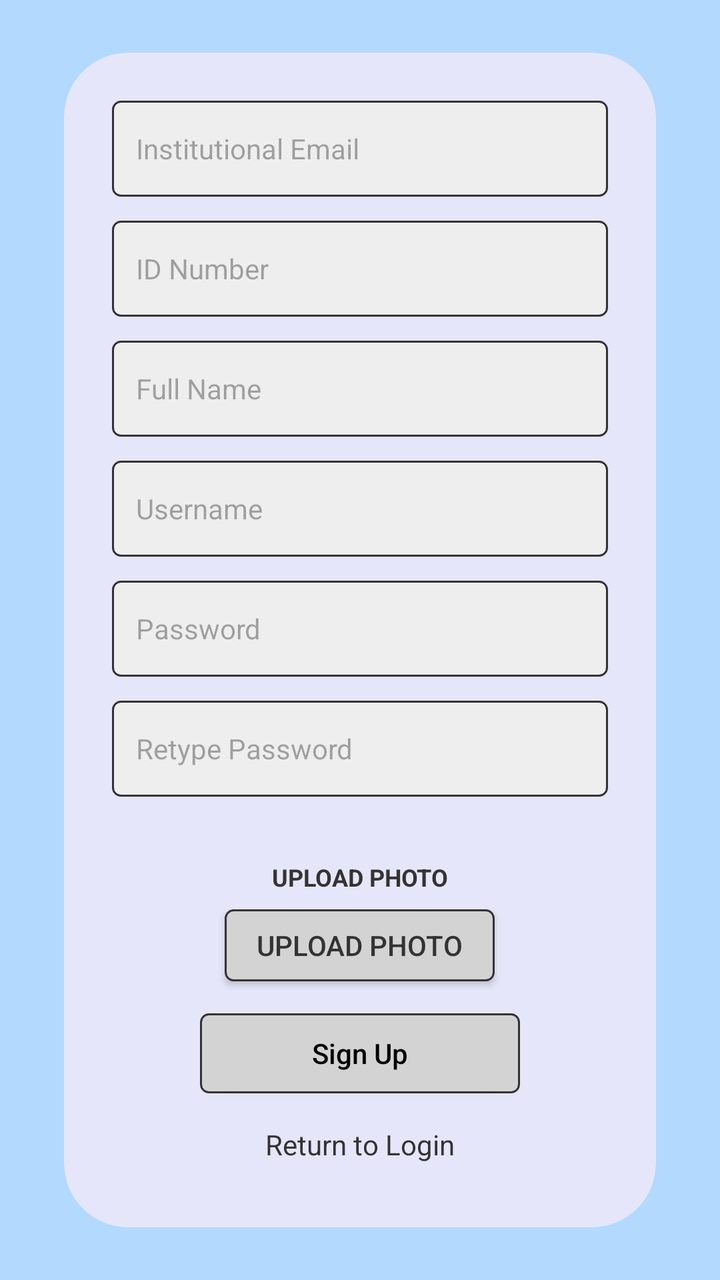
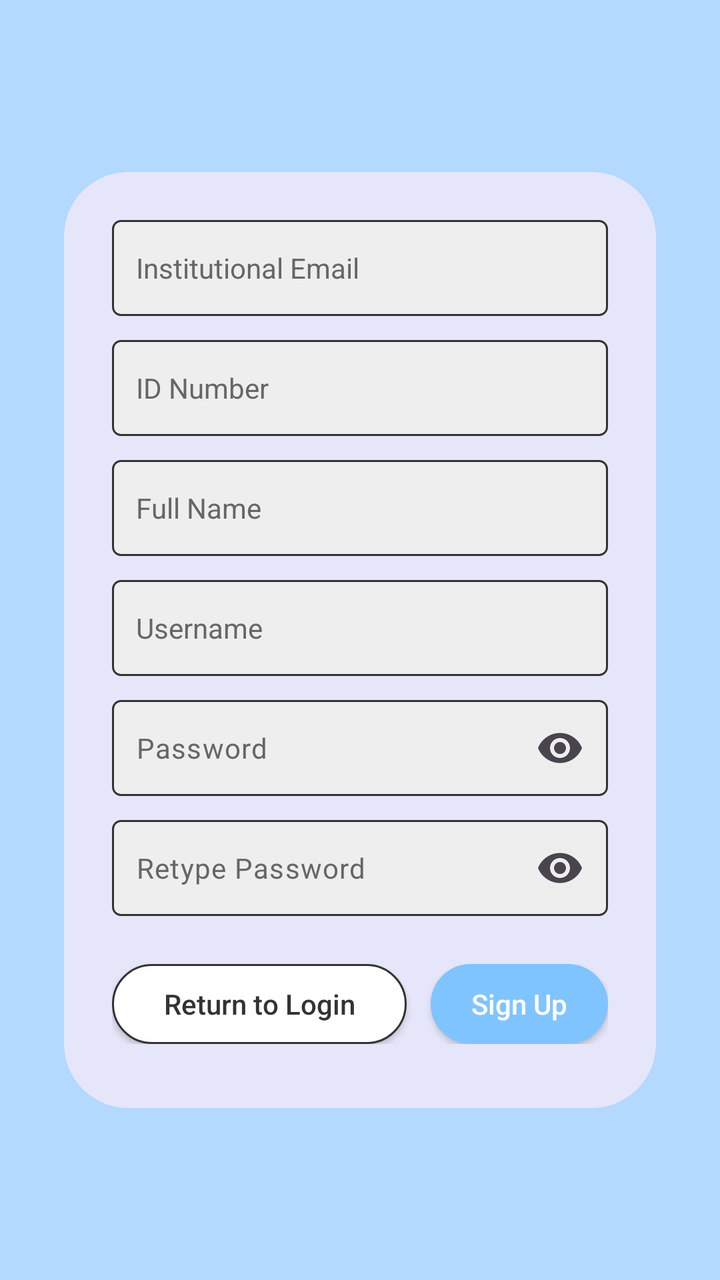

Compare the two renders of this Android layout. The source of the first and the diff that turns it into the second are given below.
<!-- AndroidManifest.xml: application theme Theme.CampusConnect -->
<!-- res/layout/activity_signup.xml -->
<?xml version="1.0" encoding="utf-8"?>
<androidx.constraintlayout.widget.ConstraintLayout xmlns:android="http://schemas.android.com/apk/res/android"
    xmlns:app="http://schemas.android.com/apk/res-auto"
    xmlns:tools="http://schemas.android.com/tools"
    android:layout_width="match_parent"
    android:layout_height="match_parent"
    android:background="#B3D9FF"
    tools:context=".SignUpActivity">

    <androidx.cardview.widget.CardView
        android:layout_width="0dp"
        android:layout_height="wrap_content"
        android:layout_marginStart="32dp"
        android:layout_marginEnd="32dp"
        app:cardBackgroundColor="#E6E6FA"
        app:cardCornerRadius="32dp"
        app:cardElevation="0dp"
        app:layout_constraintBottom_toBottomOf="parent"
        app:layout_constraintEnd_toEndOf="parent"
        app:layout_constraintStart_toStartOf="parent"
        app:layout_constraintTop_toTopOf="parent">

        <LinearLayout
            android:layout_width="match_parent"
            android:layout_height="wrap_content"
            android:orientation="vertical"
            android:padding="24dp">

            <EditText
                android:id="@+id/emailEditText"
                android:layout_width="match_parent"
                android:layout_height="48dp"
                android:background="@drawable/edit_text_bg"
                android:hint="Institutional Email"
                android:inputType="textEmailAddress"
                android:paddingStart="12dp"
                android:paddingEnd="12dp"
                android:textSize="14sp" />

            <EditText
                android:id="@+id/idNumberEditText"
                android:layout_width="match_parent"
                android:layout_height="48dp"
                android:layout_marginTop="12dp"
                android:background="@drawable/edit_text_bg"
                android:hint="ID Number"
                android:inputType="text"
                android:paddingStart="12dp"
                android:paddingEnd="12dp"
                android:textSize="14sp" />

            <EditText
                android:id="@+id/fullNameEditText"
                android:layout_width="match_parent"
                android:layout_height="48dp"
                android:layout_marginTop="12dp"
                android:background="@drawable/edit_text_bg"
                android:hint="Full Name"
                android:inputType="textPersonName"
                android:paddingStart="12dp"
                android:paddingEnd="12dp"
                android:textSize="14sp" />

            <EditText
                android:id="@+id/usernameEditText"
                android:layout_width="match_parent"
                android:layout_height="48dp"
                android:layout_marginTop="12dp"
                android:background="@drawable/edit_text_bg"
                android:hint="Username"
                android:inputType="text"
                android:paddingStart="12dp"
                android:paddingEnd="12dp"
                android:textSize="14sp" />

            <EditText
                android:id="@+id/passwordEditText"
                android:layout_width="match_parent"
                android:layout_height="48dp"
                android:layout_marginTop="12dp"
                android:background="@drawable/edit_text_bg"
                android:hint="Password"
                android:inputType="textPassword"
                android:paddingStart="12dp"
                android:paddingEnd="12dp"
                android:textSize="14sp" />

            <EditText
                android:id="@+id/retypePasswordEditText"
                android:layout_width="match_parent"
                android:layout_height="48dp"
                android:layout_marginTop="12dp"
                android:background="@drawable/edit_text_bg"
                android:hint="Retype Password"
                android:inputType="textPassword"
                android:paddingStart="12dp"
                android:paddingEnd="12dp"
                android:textSize="14sp" />

            <TextView
                android:layout_width="wrap_content"
                android:layout_height="wrap_content"
                android:layout_gravity="center_horizontal"
                android:layout_marginTop="32dp"
                android:text="UPLOAD PHOTO"
                android:textColor="#333333"
                android:textSize="12sp"
                android:textStyle="bold" />

            <androidx.appcompat.widget.AppCompatButton
                android:id="@+id/uploadPhotoButton"
                android:layout_width="wrap_content"
                android:layout_height="36dp"
                android:layout_gravity="center_horizontal"
                android:layout_marginTop="8dp"
                android:layout_marginBottom="16dp"
                android:background="@drawable/button_bg"
                android:paddingStart="16dp"
                android:paddingEnd="16dp"
                android:text="UPLOAD PHOTO"
                android:textColor="#333333"
                android:textSize="14sp" />

            <androidx.appcompat.widget.AppCompatButton
                android:id="@+id/signUpButton"
                android:layout_width="160dp"
                android:layout_height="40dp"
                android:layout_gravity="center_horizontal"
                android:layout_marginBottom="16dp"
                android:background="@drawable/button_bg"
                android:paddingStart="16dp"
                android:paddingEnd="16dp"
                android:text="Sign Up"
                android:textAllCaps="false"
                android:textColor="#000000"
                android:textSize="14sp" />

            <TextView
                android:id="@+id/returnToLoginText"
                android:layout_width="wrap_content"
                android:layout_height="wrap_content"
                android:layout_gravity="center_horizontal"
                android:layout_marginBottom="8dp"
                android:text="Return to Login"
                android:textColor="#333333"
                android:textSize="14sp"
                android:clickable="true"
                android:focusable="true" />

        </LinearLayout>
    </androidx.cardview.widget.CardView>

</androidx.constraintlayout.widget.ConstraintLayout>
<!-- resources referenced by this layout -->
<resources>
  <!-- drawable button_bg (drawable) -->
  <?xml version="1.0" encoding="utf-8"?>
  <shape xmlns:android="http://schemas.android.com/apk/res/android"
      android:shape="rectangle">
      <solid android:color="#D3D3D3" />
      <stroke android:width="1dp" android:color="#333333" />
      <corners android:radius="4dp" />
  </shape>
  <!-- drawable edit_text_bg (drawable) -->
  <?xml version="1.0" encoding="utf-8"?>
  <shape xmlns:android="http://schemas.android.com/apk/res/android"
      android:shape="rectangle">
      <solid android:color="#EEEEEE" />
      <stroke android:width="1dp" android:color="#333333" />
      <corners android:radius="4dp" />
  </shape>
  <style name="Theme.CampusConnect" parent="Base.Theme.CampusConnect" />
  <style name="Base.Theme.CampusConnect" parent="Theme.Material3.DayNight.NoActionBar">
          
          
      </style>
</resources>

<!-- the commit's change to res/layout/activity_signup.xml (unified diff, before → after) -->
@@ -35,6 +35,8 @@
                 android:inputType="textEmailAddress"
                 android:paddingStart="12dp"
                 android:paddingEnd="12dp"
+                android:textColor="#333333"
+                android:textColorHint="#666666"
                 android:textSize="14sp" />
 
             <EditText
@@ -47,6 +49,8 @@
                 android:inputType="text"
                 android:paddingStart="12dp"
                 android:paddingEnd="12dp"
+                android:textColor="#333333"
+                android:textColorHint="#666666"
                 android:textSize="14sp" />
 
             <EditText
@@ -59,6 +63,8 @@
                 android:inputType="textPersonName"
                 android:paddingStart="12dp"
                 android:paddingEnd="12dp"
+                android:textColor="#333333"
+                android:textColorHint="#666666"
                 android:textSize="14sp" />
 
             <EditText
@@ -71,81 +77,97 @@
                 android:inputType="text"
                 android:paddingStart="12dp"
                 android:paddingEnd="12dp"
+                android:textColor="#333333"
+                android:textColorHint="#666666"
                 android:textSize="14sp" />
 
-            <EditText
-                android:id="@+id/passwordEditText"
+            <com.google.android.material.textfield.TextInputLayout
                 android:layout_width="match_parent"
-                android:layout_height="48dp"
+                android:layout_height="wrap_content"
                 android:layout_marginTop="12dp"
-                android:background="@drawable/edit_text_bg"
-                android:hint="Password"
-                android:inputType="textPassword"
-                android:paddingStart="12dp"
-                android:paddingEnd="12dp"
-                android:textSize="14sp" />
+                app:endIconMode="password_toggle"
+                app:hintEnabled="false">
 
-            <EditText
-                android:id="@+id/retypePasswordEditText"
+                <com.google.android.material.textfield.TextInputEditText
+                    android:id="@+id/passwordEditText"
+                    android:layout_width="match_parent"
+                    android:layout_height="wrap_content"
+                    android:minHeight="48dp"
+                    android:background="@drawable/edit_text_bg"
+                    android:gravity="center_vertical"
+                    android:hint="Password"
+                    android:inputType="textPassword"
+                    android:paddingTop="12dp"
+                    android:paddingBottom="12dp"
+                    android:paddingStart="12dp"
+                    android:paddingEnd="12dp"
+                    android:textColor="#333333"
+                    android:textColorHint="#666666"
+                    android:textSize="14sp" />
+            </com.google.android.material.textfield.TextInputLayout>
+
+            <com.google.android.material.textfield.TextInputLayout
                 android:layout_width="match_parent"
-                android:layout_height="48dp"
+                android:layout_height="wrap_content"
                 android:layout_marginTop="12dp"
-                android:background="@drawable/edit_text_bg"
-                android:hint="Retype Password"
-                android:inputType="textPassword"
-                android:paddingStart="12dp"
-                android:paddingEnd="12dp"
-                android:textSize="14sp" />
+                app:endIconMode="password_toggle"
+                app:hintEnabled="false">
 
-            <TextView
-                android:layout_width="wrap_content"
+                <com.google.android.material.textfield.TextInputEditText
+                    android:id="@+id/retypePasswordEditText"
+                    android:layout_width="match_parent"
+                    android:layout_height="wrap_content"
+                    android:minHeight="48dp"
+                    android:background="@drawable/edit_text_bg"
+                    android:gravity="center_vertical"
+                    android:hint="Retype Password"
+                    android:inputType="textPassword"
+                    android:paddingTop="12dp"
+                    android:paddingBottom="12dp"
+                    android:paddingStart="12dp"
+                    android:paddingEnd="12dp"
+                    android:textColor="#333333"
+                    android:textColorHint="#666666"
+                    android:textSize="14sp" />
+            </com.google.android.material.textfield.TextInputLayout>
+
+            <LinearLayout
+                android:layout_width="match_parent"
                 android:layout_height="wrap_content"
-                android:layout_gravity="center_horizontal"
-                android:layout_marginTop="32dp"
-                android:text="UPLOAD PHOTO"
-                android:textColor="#333333"
-                android:textSize="12sp"
-                android:textStyle="bold" />
+                android:layout_marginTop="24dp"
+                android:layout_marginBottom="8dp"
+                android:orientation="horizontal"
+                android:weightSum="8">
 
-            <androidx.appcompat.widget.AppCompatButton
-                android:id="@+id/uploadPhotoButton"
-                android:layout_width="wrap_content"
-                android:layout_height="36dp"
-                android:layout_gravity="center_horizontal"
-                android:layout_marginTop="8dp"
-                android:layout_marginBottom="16dp"
-                android:background="@drawable/button_bg"
-                android:paddingStart="16dp"
-                android:paddingEnd="16dp"
-                android:text="UPLOAD PHOTO"
-                android:textColor="#333333"
-                android:textSize="14sp" />
+                <androidx.appcompat.widget.AppCompatButton
+                    android:id="@+id/returnToLoginBtn"
+                    android:layout_width="0dp"
+                    android:layout_height="40dp"
+                    android:layout_marginEnd="6dp"
+                    android:layout_weight="5"
+                    android:background="@drawable/cancel_btn_bg"
+                    android:singleLine="true"
+                    android:text="Return to Login"
+                    android:textAllCaps="false"
+                    android:textColor="#333333"
+                    android:textSize="14sp"
+                    android:paddingStart="2dp"
+                    android:paddingEnd="2dp" />
 
-            <androidx.appcompat.widget.AppCompatButton
-                android:id="@+id/signUpButton"
-                android:layout_width="160dp"
-                android:layout_height="40dp"
-                android:layout_gravity="center_horizontal"
-                android:layout_marginBottom="16dp"
-                android:background="@drawable/button_bg"
-                android:paddingStart="16dp"
-                android:paddingEnd="16dp"
-                android:text="Sign Up"
-                android:textAllCaps="false"
-                android:textColor="#000000"
-                android:textSize="14sp" />
-
-            <TextView
-                android:id="@+id/returnToLoginText"
-                android:layout_width="wrap_content"
-                android:layout_height="wrap_content"
-                android:layout_gravity="center_horizontal"
-                android:layout_marginBottom="8dp"
-                android:text="Return to Login"
-                android:textColor="#333333"
-                android:textSize="14sp"
-                android:clickable="true"
-                android:focusable="true" />
+                <androidx.appcompat.widget.AppCompatButton
+                    android:id="@+id/signUpButton"
+                    android:layout_width="0dp"
+                    android:layout_height="40dp"
+                    android:layout_marginStart="6dp"
+                    android:layout_weight="3"
+                    android:background="@drawable/submit_report_btn_bg"
+                    android:text="Sign Up"
+                    android:textAllCaps="false"
+                    android:textColor="#FFFFFF"
+                    android:textSize="14sp"
+                    android:paddingStart="2dp"
+                    android:paddingEnd="2dp" />
+            </LinearLayout>
 
         </LinearLayout>
     </androidx.cardview.widget.CardView>
<!-- resource entries referenced after the edit -->
@@ -1,12 +1,11 @@
 <!-- resources referenced by this layout -->
 <resources>
-  <!-- drawable button_bg (drawable) -->
+  <!-- drawable cancel_btn_bg (drawable) -->
   <?xml version="1.0" encoding="utf-8"?>
-  <shape xmlns:android="http://schemas.android.com/apk/res/android"
-      android:shape="rectangle">
-      <solid android:color="#D3D3D3" />
+  <shape xmlns:android="http://schemas.android.com/apk/res/android">
+      <solid android:color="#FFFFFF" />
       <stroke android:width="1dp" android:color="#333333" />
-      <corners android:radius="4dp" />
+      <corners android:radius="24dp" />
   </shape>
   <!-- drawable edit_text_bg (drawable) -->
   <?xml version="1.0" encoding="utf-8"?>
@@ -16,6 +15,12 @@
       <stroke android:width="1dp" android:color="#333333" />
       <corners android:radius="4dp" />
   </shape>
+  <!-- drawable submit_report_btn_bg (drawable) -->
+  <?xml version="1.0" encoding="utf-8"?>
+  <shape xmlns:android="http://schemas.android.com/apk/res/android">
+      <solid android:color="#80C4FF" />
+      <corners android:radius="24dp" />
+  </shape>
   <style name="Theme.CampusConnect" parent="Base.Theme.CampusConnect" />
   <style name="Base.Theme.CampusConnect" parent="Theme.Material3.DayNight.NoActionBar">
           
